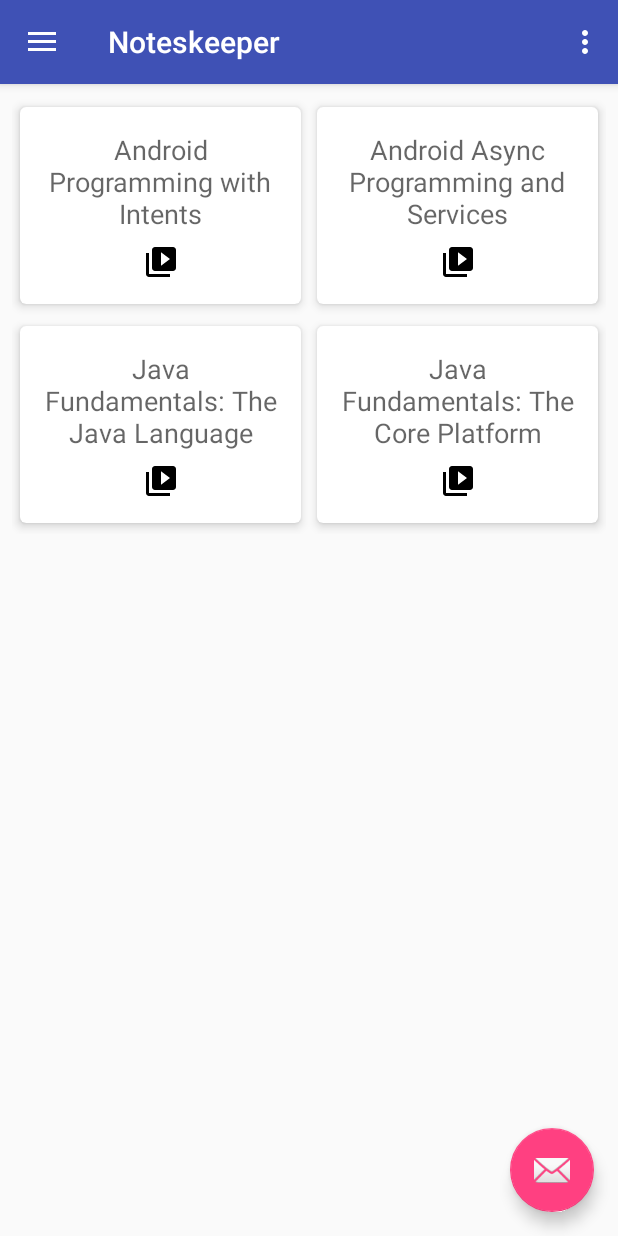
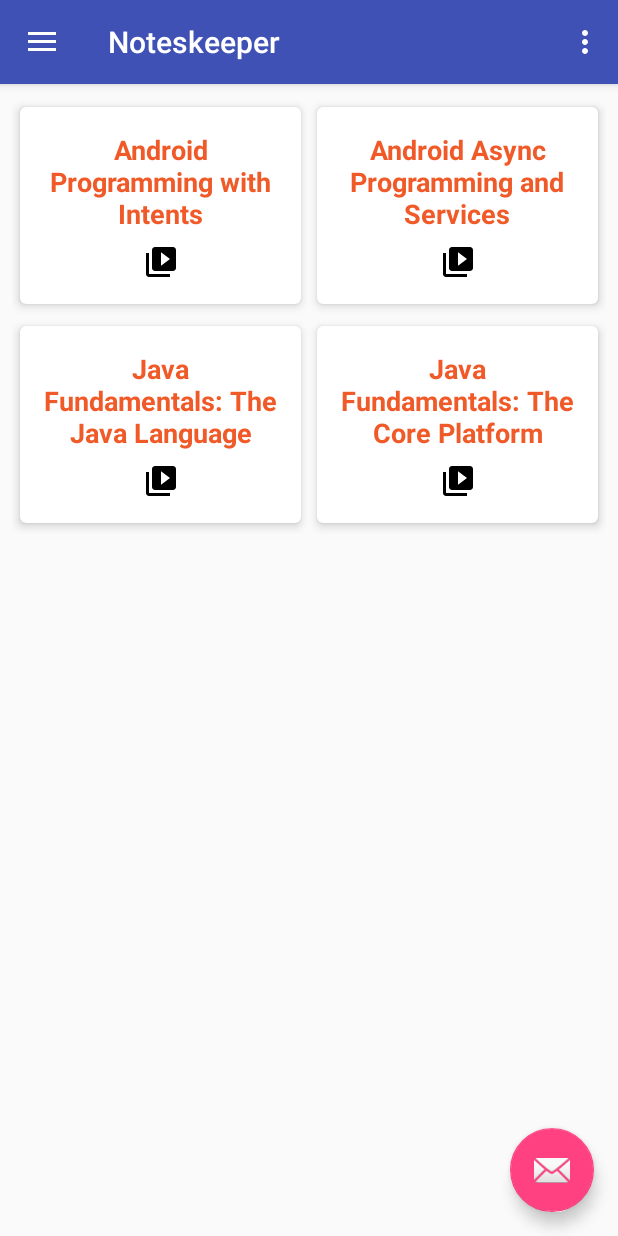
Before and after one commit to TshepzMogapi/PluralSightNotesKeeper, an Android app: the screen it shows after launch (MainActivity), in the side drawer, after a tap on "Courses", on a phone screen of 412 x 824 dp. Run offline under Robolectric (Android 15) with nearby library versions, the phone set to English and light mode, and no system bars.

Commit message:
add custom style

```diff
--- a/app/src/main/res/layout/item_course_list.xml
+++ b/app/src/main/res/layout/item_course_list.xml
@@ -22,12 +22,9 @@
                 android:id="@+id/text_course"
                 android:layout_width="0dp"
                 android:layout_height="wrap_content"
-                android:layout_marginLeft="0dp"
-                android:layout_marginRight="0dp"
-                android:layout_marginTop="0dp"
                 android:text="TextView"
                 android:textAlignment="center"
-                android:textAppearance="@android:style/TextAppearance.Material.Medium"
+                android:textAppearance="@style/CourseTitle"
                 app:layout_constraintEnd_toEndOf="parent"
                 app:layout_constraintStart_toStartOf="parent"
                 app:layout_constraintTop_toTopOf="parent" />
--- a/app/src/main/res/layout/item_note_list.xml
+++ b/app/src/main/res/layout/item_note_list.xml
@@ -38,7 +38,7 @@
                 android:layout_marginStart="8dp"
                 android:layout_marginTop="8dp"
                 android:text="TextView"
-                android:textAppearance="@android:style/TextAppearance.Material.Large"
+                android:textAppearance="@style/CourseTitle"
                 app:layout_constraintBottom_toTopOf="@+id/text_title"
                 app:layout_constraintEnd_toEndOf="parent"
                 app:layout_constraintHorizontal_bias="0.0"
--- a/app/src/main/res/values/styles.xml
+++ b/app/src/main/res/values/styles.xml
@@ -17,4 +17,10 @@
 
     <style name="AppTheme.PopupOverlay" parent="ThemeOverlay.AppCompat.Light" />
 
+    <style name="CourseTitle" parent="@android:style/TextAppearance.Material.Medium">
+
+        <item name="android:textColor">@color/pluralsight_orange</item>
+        <item name="android:textStyle">bold</item>
+    </style>
+
 </resources>
```
